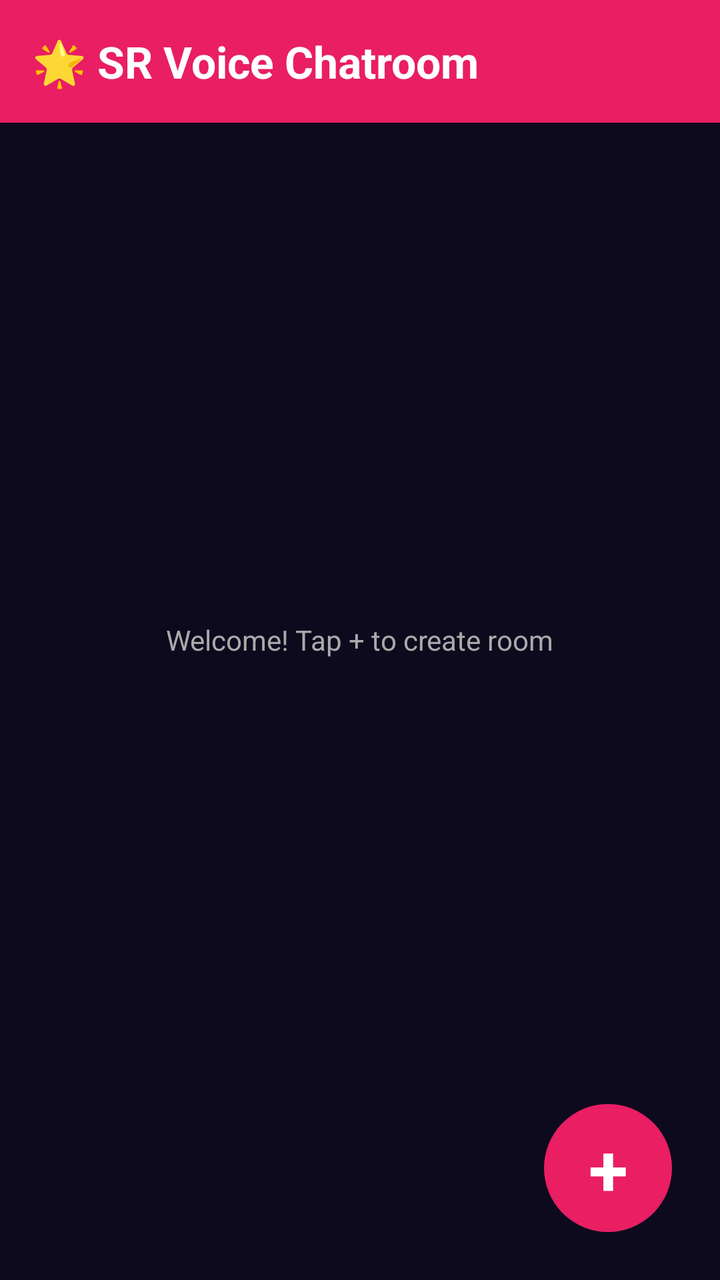
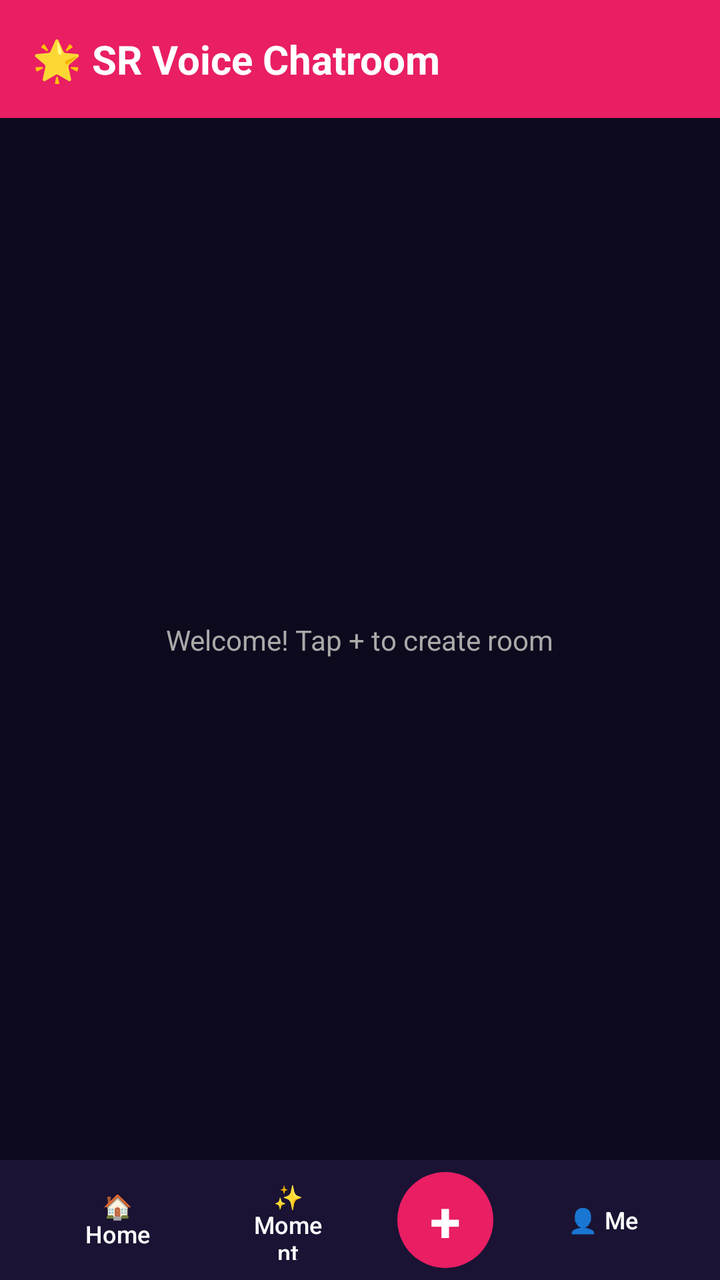

Two renders of the same Android screen: before a commit and after it. Below are the layout's source before the change and the commit's diff.
<!-- AndroidManifest.xml: application theme Theme.SRVoiceChat -->
<!-- res/layout/activity_home.xml -->
<?xml version="1.0" encoding="utf-8"?>
<RelativeLayout xmlns:android="http://schemas.android.com/apk/res/android"
    android:layout_width="match_parent"
    android:layout_height="match_parent"
    android:background="#0E0A1E">

    <TextView
        android:layout_width="match_parent"
        android:layout_height="wrap_content"
        android:text="🌟 SR Voice Chatroom"
        android:textColor="#FFFFFF"
        android:textSize="22sp"
        android:textStyle="bold"
        android:padding="16dp"
        android:background="#E91E63"/>

    <TextView
        android:layout_centerInParent="true"
        android:layout_width="wrap_content"
        android:layout_height="wrap_content"
        android:text="Welcome! Tap + to create room"
        android:textColor="#AAAAAA"
        android:textSize="14sp"/>

    <TextView
        android:id="@+id/btnPlus"
        android:layout_width="64dp"
        android:layout_height="64dp"
        android:layout_alignParentBottom="true"
        android:layout_alignParentEnd="true"
        android:layout_margin="24dp"
        android:layout_marginBottom="32dp"
        android:text="+"
        android:textSize="36sp"
        android:textColor="#FFFFFF"
        android:background="@drawable/bg_plus_btn"
        android:gravity="center"
        android:textStyle="bold"/>

</RelativeLayout>
<!-- resources referenced by this layout -->
<resources>
  <!-- drawable bg_plus_btn (drawable) -->
  <?xml version="1.0" encoding="utf-8"?>
  <shape xmlns:android="http://schemas.android.com/apk/res/android" android:shape="oval">
      <solid android:color="#E91E63"/>
  </shape>
  <style name="Theme.SRVoiceChat" parent="Theme.Material3.DayNight.NoActionBar">
          <item name="colorPrimary">#FF4081</item>
          <item name="android:statusBarColor">#FF4081</item>
          <item name="android:windowLightStatusBar">true</item>
      </style>
</resources>

<!-- the commit's change to res/layout/activity_home.xml (unified diff, before → after) -->
@@ -4,16 +4,19 @@
     android:layout_height="match_parent"
     android:background="#0E0A1E">
 
+    
     <TextView
+        android:id="@+id/topBar"
         android:layout_width="match_parent"
         android:layout_height="wrap_content"
         android:text="🌟 SR Voice Chatroom"
         android:textColor="#FFFFFF"
-        android:textSize="22sp"
+        android:textSize="20sp"
         android:textStyle="bold"
         android:padding="16dp"
         android:background="#E91E63"/>
 
+    
     <TextView
         android:layout_centerInParent="true"
         android:layout_width="wrap_content"
@@ -22,19 +25,59 @@
         android:textColor="#AAAAAA"
         android:textSize="14sp"/>
 
-    <TextView
-        android:id="@+id/btnPlus"
-        android:layout_width="64dp"
-        android:layout_height="64dp"
+    
+    <LinearLayout
+        android:layout_width="match_parent"
+        android:layout_height="60dp"
         android:layout_alignParentBottom="true"
-        android:layout_alignParentEnd="true"
-        android:layout_margin="24dp"
-        android:layout_marginBottom="32dp"
-        android:text="+"
-        android:textSize="36sp"
-        android:textColor="#FFFFFF"
-        android:background="@drawable/bg_plus_btn"
+        android:orientation="horizontal"
+        android:background="#1A1333"
         android:gravity="center"
-        android:textStyle="bold"/>
+        android:paddingHorizontal="16dp">
+
+        <Button
+            android:id="@+id/btnHomeTab"
+            android:layout_width="0dp"
+            android:layout_height="wrap_content"
+            android:layout_weight="1"
+            android:text="🏠 Home"
+            android:textSize="12sp"
+            android:background="?attr/selectableItemBackgroundBorderless"
+            android:textColor="#FFFFFF"/>
+
+        <Button
+            android:id="@+id/btnMomentTab"
+            android:layout_width="0dp"
+            android:layout_height="wrap_content"
+            android:layout_weight="1"
+            android:text="✨ Moment"
+            android:textSize="12sp"
+            android:background="?attr/selectableItemBackgroundBorderless"
+            android:textColor="#FFFFFF"/>
+
+        
+        <TextView
+            android:id="@+id/btnPlus"
+            android:layout_width="48dp"
+            android:layout_height="48dp"
+            android:text="+"
+            android:textSize="28sp"
+            android:textColor="#FFFFFF"
+            android:background="@drawable/bg_plus_btn"
+            android:gravity="center"
+            android:textStyle="bold"
+            android:layout_marginHorizontal="12dp"/>
+
+        <Button
+            android:id="@+id/btnMeTab"
+            android:layout_width="0dp"
+            android:layout_height="wrap_content"
+            android:layout_weight="1"
+            android:text="👤 Me"
+            android:textSize="12sp"
+            android:background="?attr/selectableItemBackgroundBorderless"
+            android:textColor="#FFFFFF"/>
+
+    </LinearLayout>
 
 </RelativeLayout>
